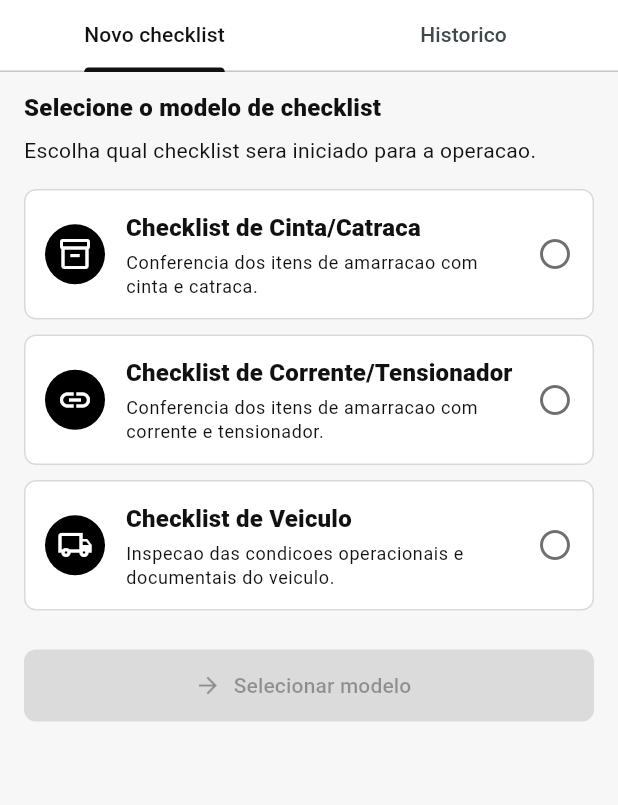
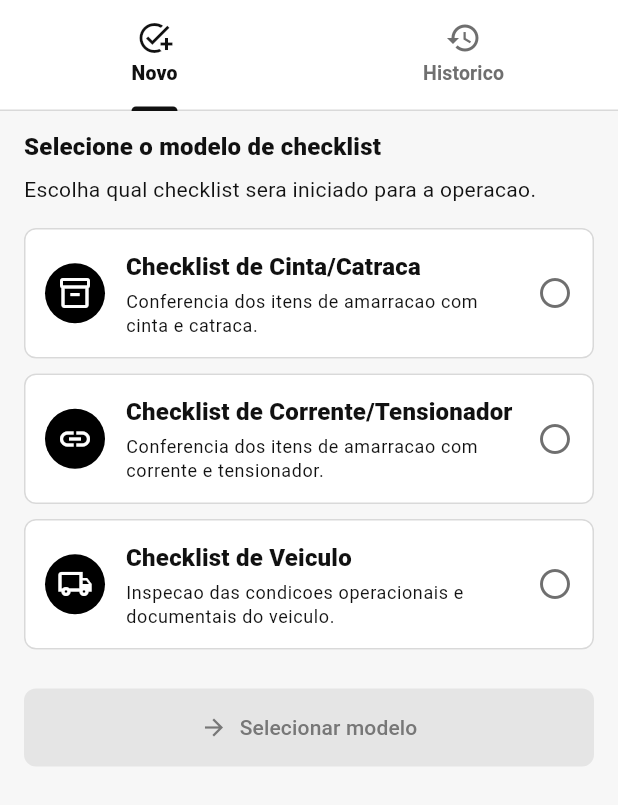
Before and after one commit to bielx9999/AvapexMobile, a Flutter app: the ChecklistsPage widget shown alone on an empty page, opened directly, on a phone screen of 412 x 824 dp. Shown: the top 805 px of the screen. Run offline on Flutter 3.47's test engine with Material 3 defaults, Android fonts, the phone set to English and light mode, and no system bars; our stand-ins replace cloud_firestore, firebase_auth, firebase_core, firebase_storage, flutter_dotenv, flutter_image_compress and 5 more; missing offline and left inert: mobile_scanner; accounts and stored records are empty.

Commit message:
Polish mobile app UI defaults

```diff
--- a/apps/mobile/lib/features/checklists/presentation/checklists_page.dart
+++ b/apps/mobile/lib/features/checklists/presentation/checklists_page.dart
@@ -61,8 +61,8 @@ final class _ChecklistsPageState extends ConsumerState<ChecklistsPage> {
             color: Colors.white,
             child: TabBar(
               tabs: [
-                Tab(text: 'Novo checklist'),
-                Tab(text: 'Historico'),
+                Tab(icon: Icon(Icons.add_task_outlined), text: 'Novo'),
+                Tab(icon: Icon(Icons.history_outlined), text: 'Historico'),
               ],
             ),
           ),
@@ -150,7 +150,13 @@ final class _NewChecklistTab extends StatelessWidget {
                   );
                 },
           icon: const Icon(Icons.arrow_forward),
-          label: const Text('Selecionar modelo'),
+          label: Text(
+            selectedTemplate == null
+                ? 'Selecionar modelo'
+                : 'Iniciar ${selectedTemplate!.label}',
+            maxLines: 1,
+            overflow: TextOverflow.ellipsis,
+          ),
         ),
       ],
     );
--- a/apps/mobile/lib/features/trips/presentation/driver_home_page.dart
+++ b/apps/mobile/lib/features/trips/presentation/driver_home_page.dart
@@ -215,7 +215,7 @@ final class _TripHistoryTabState extends ConsumerState<_TripHistoryTab> {
                   ),
                 )
               else
-                for (final trip in filtered)
+                for (final trip in filtered) ...[
                   _TripCard(
                     trip: trip,
                     onTap: () {
@@ -226,6 +226,8 @@ final class _TripHistoryTabState extends ConsumerState<_TripHistoryTab> {
                       );
                     },
                   ),
+                  const SizedBox(height: 10),
+                ],
             ],
           );
         },
```
Also changed, not shown: apps/mobile/lib/core/theme/app_theme.dart (+80 -2 lines).
